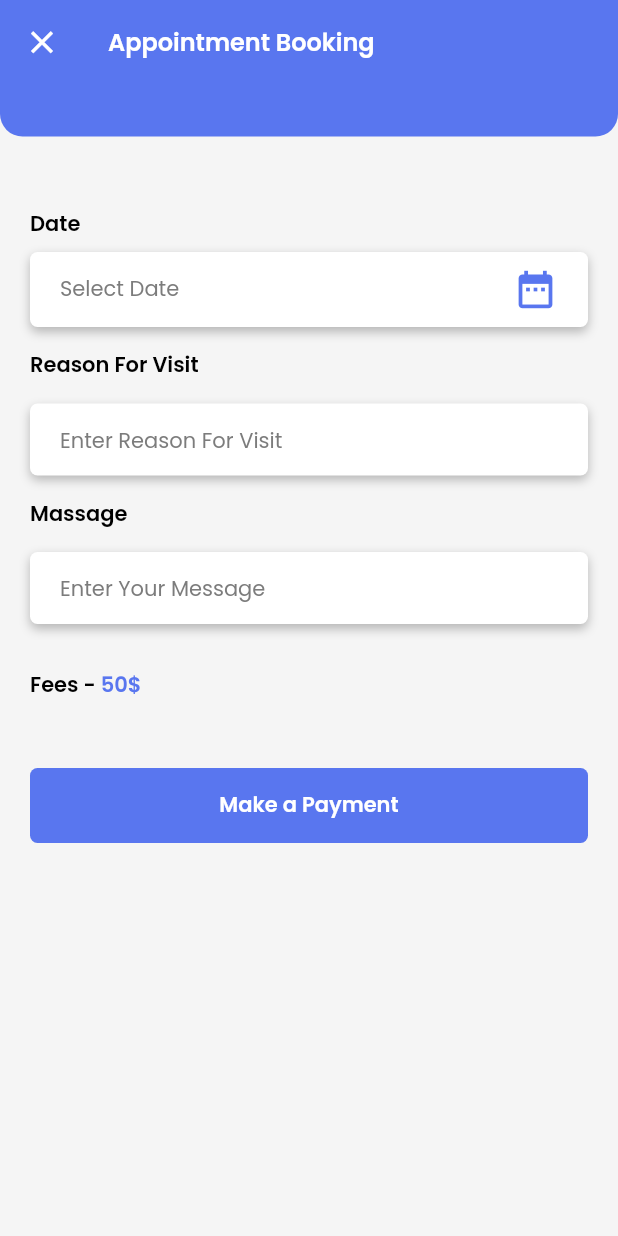
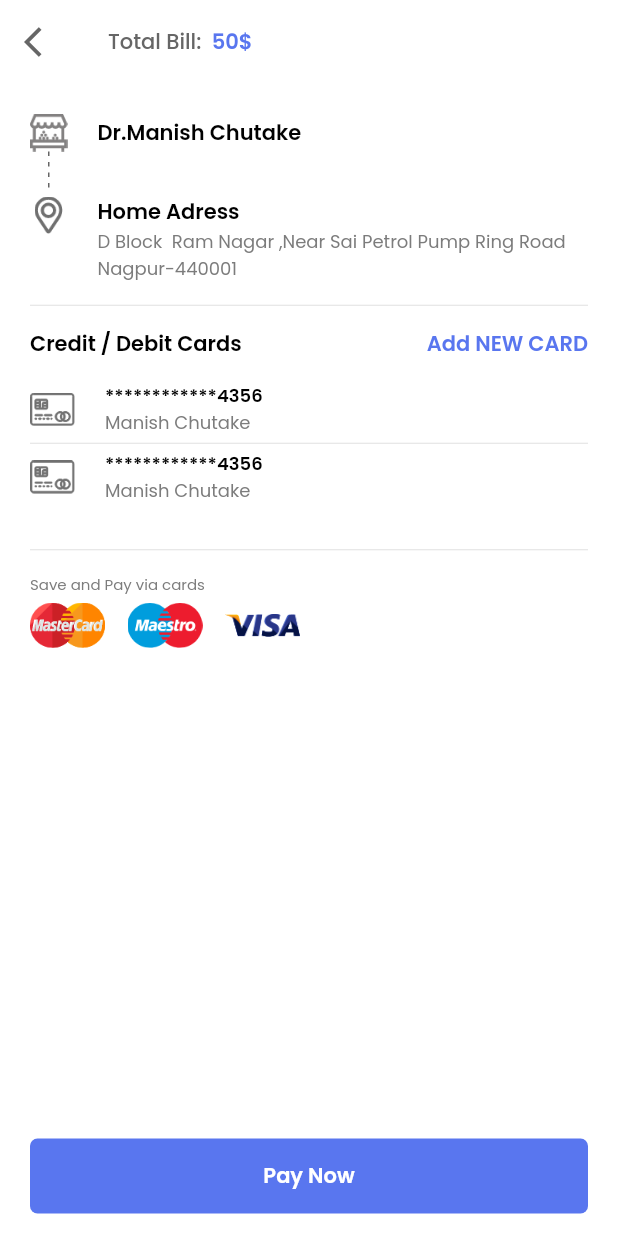
Before and after one commit to codeforany/medicare_app_flutter, a Flutter app: the AppointmentBookingScreen screen opened directly, after a tap on "Make a Payment", on a phone screen of 412 x 824 dp. Run offline on Flutter 3.47's test engine with Material 3 defaults, Android fonts, the light colour scheme and no system bars; drawn by our look-alikes of dotted_line; our stand-ins replace calendar_date_picker2, flutter_otp_text_field, flutter_rating_stars; missing offline and left inert: fl_country_code_picker.

Commit message:
make payment screen added

```diff
--- a/lib/screen/home/appointment_booking_screen.dart
+++ b/lib/screen/home/appointment_booking_screen.dart
@@ -1,6 +1,7 @@
 import 'package:calendar_date_picker2/calendar_date_picker2.dart';
 import 'package:flutter/material.dart';
 import 'package:medicare/common/color_extension.dart';
+import 'package:medicare/screen/home/make_payment_screen.dart';
 
 class AppointmentBookingScreen extends StatefulWidget {
   const AppointmentBookingScreen({super.key});
@@ -213,7 +214,9 @@ class _AppointmentBookingScreenState extends State<AppointmentBookingScreen> {
           ),
 
           InkWell(
-            onTap: () {},
+            onTap: () {
+              context.push(const MakePaymentScreen());
+            },
             child: Container(
               margin: const EdgeInsets.symmetric(vertical: 15, horizontal: 20),
               width: double.maxFinite,
--- /dev/null
+++ b/lib/screen/home/make_payment_screen.dart
@@ -0,0 +1,278 @@
+import 'package:dotted_line/dotted_line.dart';
+import 'package:flutter/material.dart';
+import 'package:medicare/common/color_extension.dart';
+
+class MakePaymentScreen extends StatefulWidget {
+  const MakePaymentScreen({super.key});
+
+  @override
+  State<MakePaymentScreen> createState() => _MakePaymentScreenState();
+}
+
+class _MakePaymentScreenState extends State<MakePaymentScreen> {
+  @override
+  Widget build(BuildContext context) {
+    return Scaffold(
+      appBar: AppBar(
+        backgroundColor: Colors.white,
+        leading: IconButton(
+          onPressed: () {
+            context.pop();
+          },
+          icon: Icon(
+            Icons.arrow_back_ios,
+            color: TColor.primaryText,
+          ),
+        ),
+        centerTitle: false,
+        title: Row(
+          children: [
+            Text(
+              "Total Bill: ",
+              style: TextStyle(color: TColor.primaryText, fontSize: 14),
+            ),
+            Text(
+              " 50\$",
+              style: TextStyle(
+                color: TColor.primary,
+                fontSize: 14,
+                fontWeight: FontWeight.w600,
+              ),
+            )
+          ],
+        ),
+      ),
+      backgroundColor: Colors.white,
+      bottomNavigationBar: SafeArea(
+        child: Column(
+          mainAxisSize: MainAxisSize.min,
+          children: [
+            InkWell(
+              onTap: () {},
+              child: Container(
+                margin:
+                    const EdgeInsets.symmetric(vertical: 15, horizontal: 20),
+                width: double.maxFinite,
+                height: 50,
+                decoration: BoxDecoration(
+                  color: TColor.primary,
+                  borderRadius: BorderRadius.circular(5),
+                ),
+                alignment: Alignment.center,
+                child: const Text(
+                  "Pay Now",
+                  style: TextStyle(
+                    color: Colors.white,
+                    fontSize: 14,
+                    fontWeight: FontWeight.w600,
+                  ),
+                ),
+              ),
+            ),
+          ],
+        ),
+      ),
+      body: SingleChildScrollView(
+        child: Padding(
+          padding: const EdgeInsets.all(20.0),
+          child: Column(
+            crossAxisAlignment: CrossAxisAlignment.start,
+            children: [
+              Row(
+                children: [
+                  Image.asset(
+                    "assets/img/shop_ic.png",
+                    width: 25,
+                    height: 25,
+                  ),
+                  const SizedBox(
+                    width: 20,
+                  ),
+                  Text(
+                    "Dr.Manish Chutake",
+                    style: TextStyle(
+                      color: TColor.black,
+                      fontSize: 14,
+                      fontWeight: FontWeight.w600,
+                    ),
+                  )
+                ],
+              ),
+              Container(
+                width: 25,
+                alignment: Alignment.center,
+                child: DottedLine(
+                  direction: Axis.vertical,
+                  alignment: WrapAlignment.center,
+                  lineLength: 30,
+                  lineThickness: 1.0,
+                  dashLength: 3.0,
+                  dashColor: TColor.primaryText,
+                  dashRadius: 0.0,
+                  dashGapLength: 4.0,
+                  dashGapColor: Colors.transparent,
+                  dashGapRadius: 0.0,
+                ),
+              ),
+              Row(
+                crossAxisAlignment: CrossAxisAlignment.start,
+                children: [
+                  Image.asset(
+                    "assets/img/location.png",
+                    width: 25,
+                    height: 25,
+                  ),
+                  const SizedBox(
+                    width: 20,
+                  ),
+                  Expanded(
+                    child: Column(
+                      crossAxisAlignment: CrossAxisAlignment.start,
+                      children: [
+                        Text(
+                          "Home Adress",
+                          style: TextStyle(
+                            color: TColor.black,
+                            fontSize: 14,
+                            fontWeight: FontWeight.w600,
+                          ),
+                        ),
+                        Text(
+                          "D Block  Ram Nagar ,Near Sai Petrol Pump Ring Road Nagpur-440001",
+                          style: TextStyle(
+                            color: TColor.secondaryText,
+                            fontSize: 12,
+                          ),
+                        ),
+                      ],
+                    ),
+                  )
+                ],
+              ),
+              const Padding(
+                padding: const EdgeInsets.symmetric(vertical: 15),
+                child: Divider(
+                  color: Colors.black12,
+                  height: 1,
+                ),
+              ),
+              Row(
+                mainAxisAlignment: MainAxisAlignment.spaceBetween,
+                children: [
+                  Text(
+                    "Credit / Debit Cards",
+                    style: TextStyle(
+                      color: TColor.black,
+                      fontSize: 14,
+                      fontWeight: FontWeight.w600,
+                    ),
+                  ),
+                  InkWell(
+                    onTap: () {},
+                    child: Text(
+                      "Add NEW CARD",
+                      style: TextStyle(
+                        color: TColor.primary,
+                        fontSize: 14,
+                        fontWeight: FontWeight.w600,
+                      ),
+                    ),
+                  )
+                ],
+              ),
+              ListView.separated(
+                physics: const NeverScrollableScrollPhysics(),
+                padding: const EdgeInsets.symmetric(vertical: 15),
+                shrinkWrap: true,
+                itemBuilder: (context, index) {
+                  return Row(
+                    children: [
+                      Image.asset(
+                        "assets/img/card.png",
+                        width: 30,
+                        height: 35,
+                      ),
+                      const SizedBox(
+                        width: 20,
+                      ),
+                      Expanded(
+                        child: Column(
+                          crossAxisAlignment: CrossAxisAlignment.start,
+                          children: [
+                            Text(
+                              "************4356",
+                              style: TextStyle(
+                                color: TColor.black,
+                                fontSize: 12,
+                                fontWeight: FontWeight.w600,
+                              ),
+                            ),
+                            Text(
+                              "Manish Chutake",
+                              style: TextStyle(
+                                color: TColor.secondaryText,
+                                fontSize: 12,
+                              ),
+                            ),
+                          ],
+                        ),
+                      )
+                    ],
+                  );
+                },
+                separatorBuilder: (context, index) => const Padding(
+                  padding: EdgeInsets.symmetric(vertical: 4),
+                  child: Divider(
+                    color: Colors.black12,
+                    height: 1,
+                  ),
+                ),
+                itemCount: 2,
+              ),
+              const Padding(
+                padding: const EdgeInsets.symmetric(vertical: 15),
+                child: Divider(
+                  color: Colors.black12,
+                  height: 1,
+                ),
+              ),
+              Text(
+                "Save and Pay via cards",
+                style: TextStyle(
+                  color: TColor.secondaryText,
+                  fontSize: 10,
+                ),
+              ),
+              Row(children: [
+                Image.asset(
+                  "assets/img/master_card.png",
+                  width: 50,
+                  height: 40,
+                ),
+                const SizedBox(
+                  width: 15,
+                ),
+                Image.asset(
+                  "assets/img/maestro_card.png",
+                  width: 50,
+                  height: 40,
+                ),
+                const SizedBox(
+                  width: 15,
+                ),
+                Image.asset(
+                  "assets/img/visa_card.png",
+                  width: 50,
+                  height: 40,
+                ),
+                const SizedBox(
+                  width: 15,
+                ),
+              ]),
+            ],
+          ),
+        ),
+      ),
+    );
+  }
+}
--- a/pubspec.yaml
+++ b/pubspec.yaml
@@ -40,6 +40,7 @@ dependencies:
   flutter_rating_stars: ^1.1.0
   calendar_date_picker2: ^1.1.7
   intl: ^0.19.0
+  dotted_line: ^3.2.2
 
 dev_dependencies:
   flutter_test:
```
Also changed, not shown: assets/img/card.png (added), assets/img/location.png (added), assets/img/maestro_card.png (added), assets/img/master_card.png (added), assets/img/shop_ic.png (added), assets/img/visa_card.png (added), pubspec.lock.
